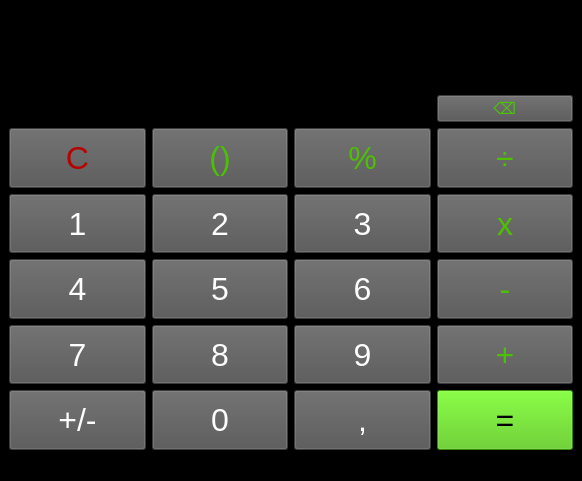
Bartiam/SimpleQtCalculator, file src/calculator.ui: the form before one commit.
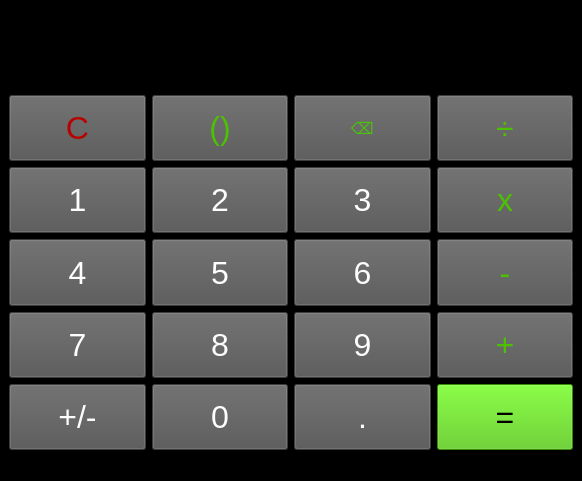
The form after the commit.

Diff of the .ui file:
```diff
--- a/src/calculator.ui
+++ b/src/calculator.ui
@@ -78,7 +78,7 @@
 color: rgb(253, 253, 253)</string>
           </property>
           <property name="text">
-           <string>,</string>
+           <string>.</string>
           </property>
          </widget>
         </item>
@@ -497,30 +497,13 @@
          </widget>
         </item>
         <item row="1" column="2">
-         <widget class="QPushButton" name="pushButton_18">
-          <property name="sizePolicy">
-           <sizepolicy hsizetype="Minimum" vsizetype="Expanding">
-            <horstretch>0</horstretch>
-            <verstretch>0</verstretch>
-           </sizepolicy>
-          </property>
-          <property name="font">
-           <font>
-            <family>MS Shell Dlg 2</family>
-            <pointsize>24</pointsize>
-           </font>
-          </property>
-          <property name="styleSheet">
-           <string notr="true">background-color: rgb(84, 84, 84);
-color: rgb(75, 193, 2);</string>
-          </property>
-          <property name="text">
-           <string>%</string>
-          </property>
-         </widget>
-        </item>
-        <item row="0" column="3">
          <widget class="QPushButton" name="pushButton_21">
+          <property name="sizePolicy">
+           <sizepolicy hsizetype="Minimum" vsizetype="Expanding">
+            <horstretch>0</horstretch>
+            <verstretch>0</verstretch>
+           </sizepolicy>
+          </property>
           <property name="font">
            <font>
             <pointsize>12</pointsize>
```
Left out of the diff: 91 changed lines with no effect on the pictures.
